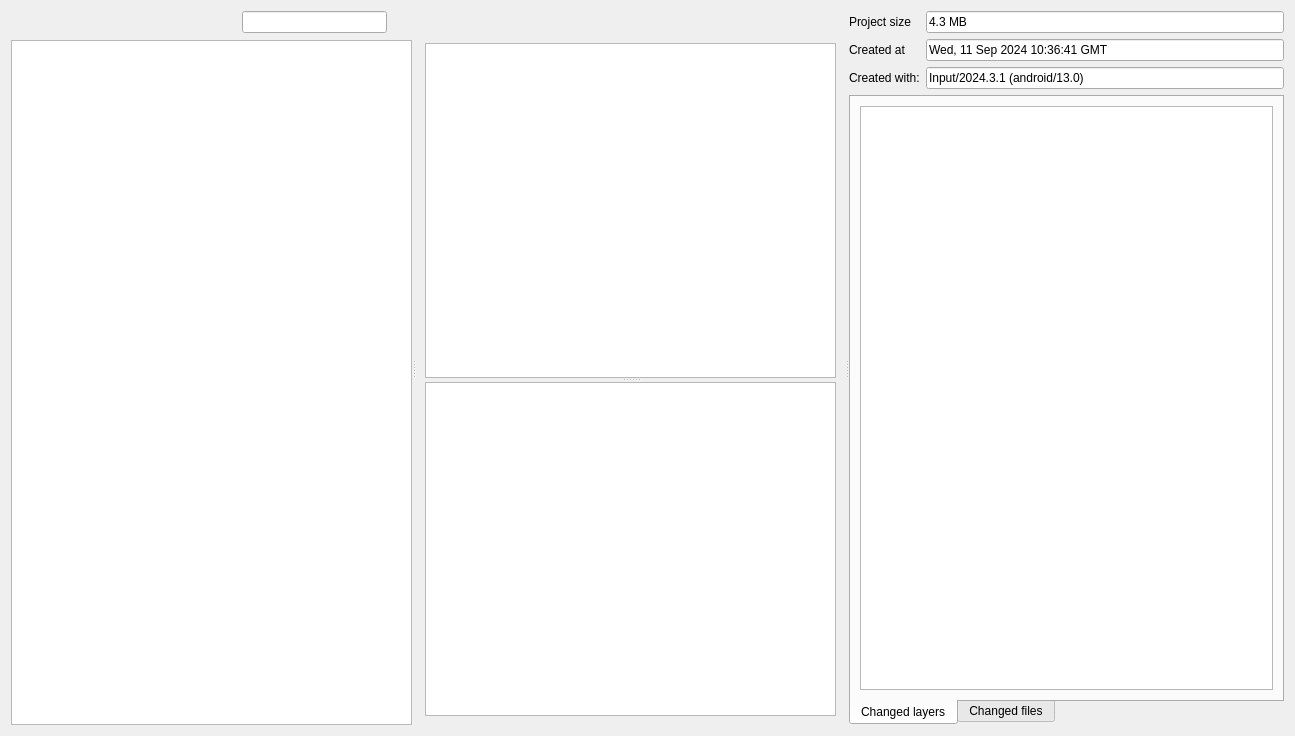
Before: the Qt Designer form Mergin/ui/ui_versions_viewer.ui in MerginMaps/qgis-plugin, drawn with Qt 5.
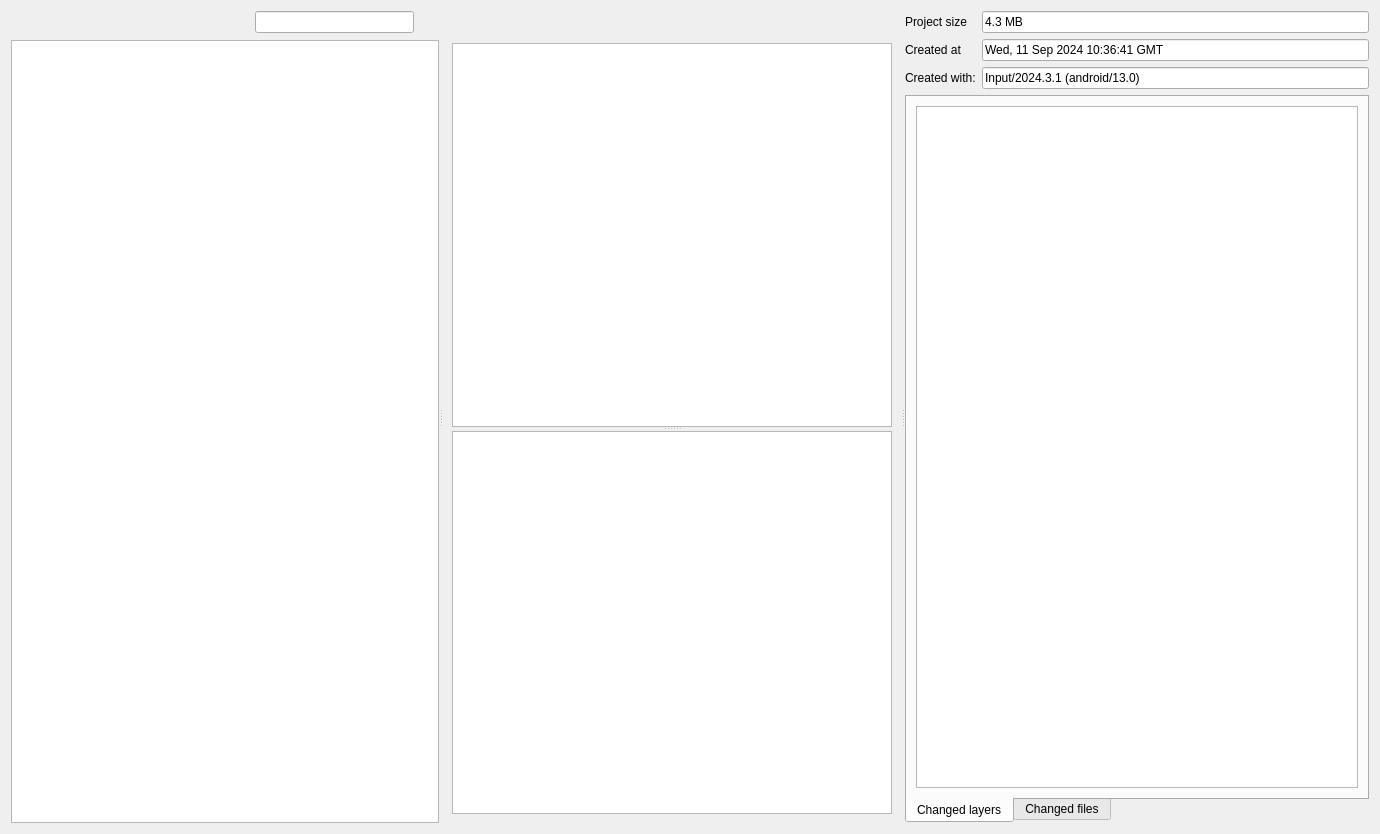
After: the same form once the commit is applied. Icons and pictures are not drawn. Custom widgets are drawn as their Qt base class.

Commit message: Try to fix size issue with some screen

Diff of the .ui file:
```diff
--- a/Mergin/ui/ui_versions_viewer.ui
+++ b/Mergin/ui/ui_versions_viewer.ui
@@ -6,8 +6,8 @@
    <rect>
     <x>0</x>
     <y>0</y>
-    <width>1295</width>
-    <height>736</height>
+    <width>1380</width>
+    <height>834</height>
    </rect>
   </property>
   <property name="windowTitle">
```
The commit also changes 1 other file.
